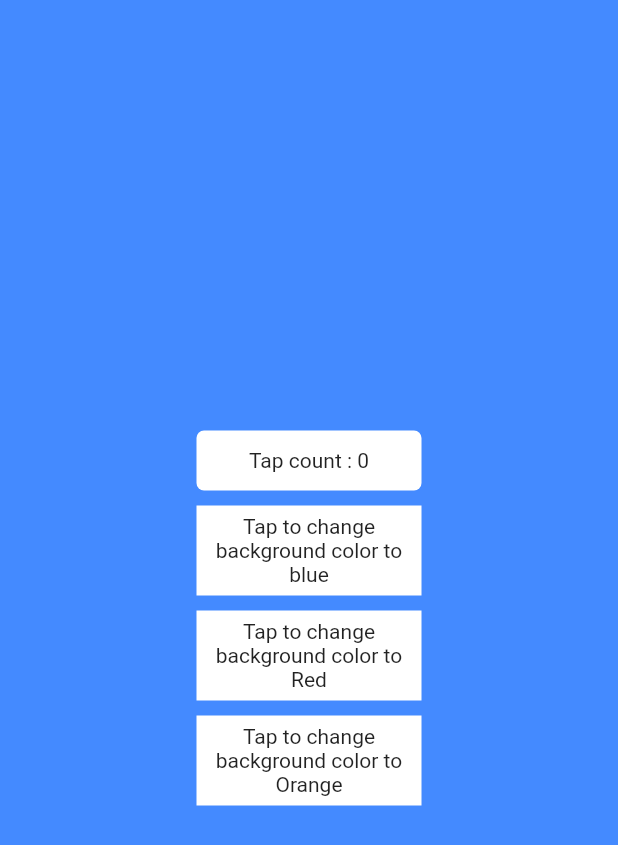
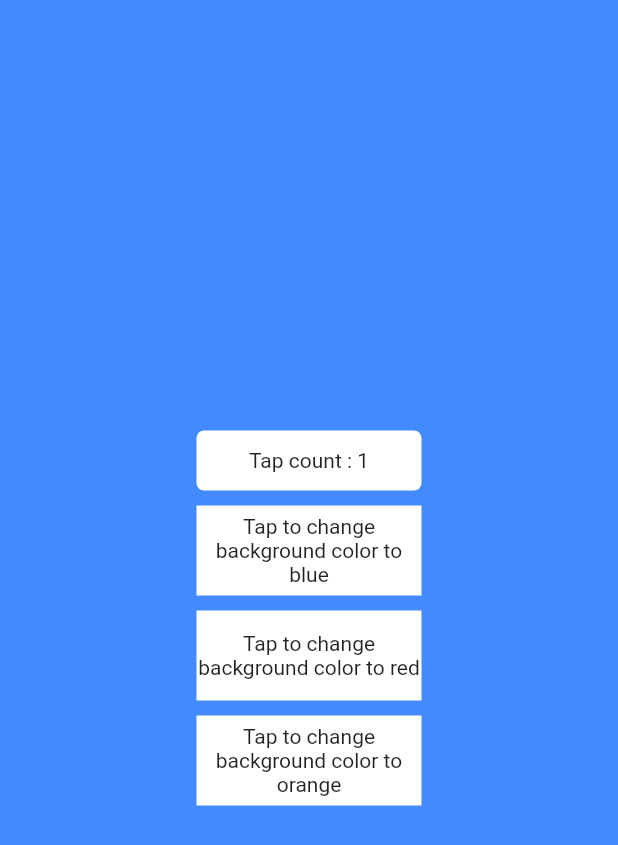
Before and after one commit to kongjarvan/getx-simple-state-management, a Flutter app: the screen it shows after launch, after a tap on "Tap to change background color to blue", on a phone screen of 412 x 824 dp. Shown: the top 845 px of the screen. Run offline on Flutter 3.47's test engine with Material 2 defaults, Android fonts, the light colour scheme and no system bars; our stand-ins replace get.

Commit message:
코드 리팩토링

```diff
--- a/lib/color_controller.dart
+++ b/lib/color_controller.dart
@@ -8,12 +8,11 @@ class ColorController extends GetxController {
 
   void changeColor(int index) {
     selectedIndex = index;
+    count++;
+
     update();
     Get.log('index : $selectedIndex');
   }
 
-  void increase() {
-    count++;
-    update();
-  }
+
 }
--- a/lib/main.dart
+++ b/lib/main.dart
@@ -38,11 +38,22 @@ class MainPage extends StatelessWidget {
           child: Column(
             mainAxisSize: MainAxisSize.min,
             children: [
-              Center(
-                child: InkWell(
-                  onTap: () {
-                    controller.increase();
-                  },
+              buildIncreaseCountButton(controller),
+              SizedBox(height: 10),
+              buildColorChangeButton(controller, 0, 'blue'),
+              SizedBox(height: 10),
+              buildColorChangeButton(controller, 1, 'red'),
+              SizedBox(height: 10),
+              buildColorChangeButton(controller, 2, 'orange'),
+            ],
+          ),
+        ),
+      );
+    });
+  }
+
+  Center buildIncreaseCountButton(ColorController controller) {
+    return Center(
       child: Container(
         decoration: BoxDecoration(
           color: Colors.white,
@@ -57,13 +68,15 @@ class MainPage extends StatelessWidget {
           ),
         ),
       ),
-                ),
-              ),
-              SizedBox(height: 10),
-              Center(
+    );
+  }
+
+  Center buildColorChangeButton(
+      ColorController controller, int index, String colorName) {
+    return Center(
       child: InkWell(
         onTap: () {
-                    controller.changeColor(0);
+          controller.changeColor(index);
         },
         child: Container(
           width: 150,
@@ -71,55 +84,12 @@ class MainPage extends StatelessWidget {
           color: Colors.white,
           child: Center(
             child: Text(
-                        'Tap to change background color to blue',
+              'Tap to change background color to $colorName',
               textAlign: TextAlign.center,
             ),
           ),
         ),
       ),
-              ),
-              SizedBox(height: 10),
-              Center(
-                child: InkWell(
-                  onTap: () {
-                    controller.changeColor(1);
-                  },
-                  child: Container(
-                    width: 150,
-                    height: 60,
-                    color: Colors.white,
-                    child: Center(
-                      child: Text(
-                        'Tap to change background color to Red',
-                        textAlign: TextAlign.center,
-                      ),
-                    ),
-                  ),
-                ),
-              ),
-              SizedBox(height: 10),
-              Center(
-                child: InkWell(
-                  onTap: () {
-                    controller.changeColor(2);
-                  },
-                  child: Container(
-                    width: 150,
-                    height: 60,
-                    color: Colors.white,
-                    child: Center(
-                      child: Text(
-                        'Tap to change background color to Orange',
-                        textAlign: TextAlign.center,
-                      ),
-                    ),
-                  ),
-                ),
-              ),
-            ],
-          ),
-        ),
     );
-    });
   }
 }
```
Lines whose indentation alone changed are shown as unchanged.
